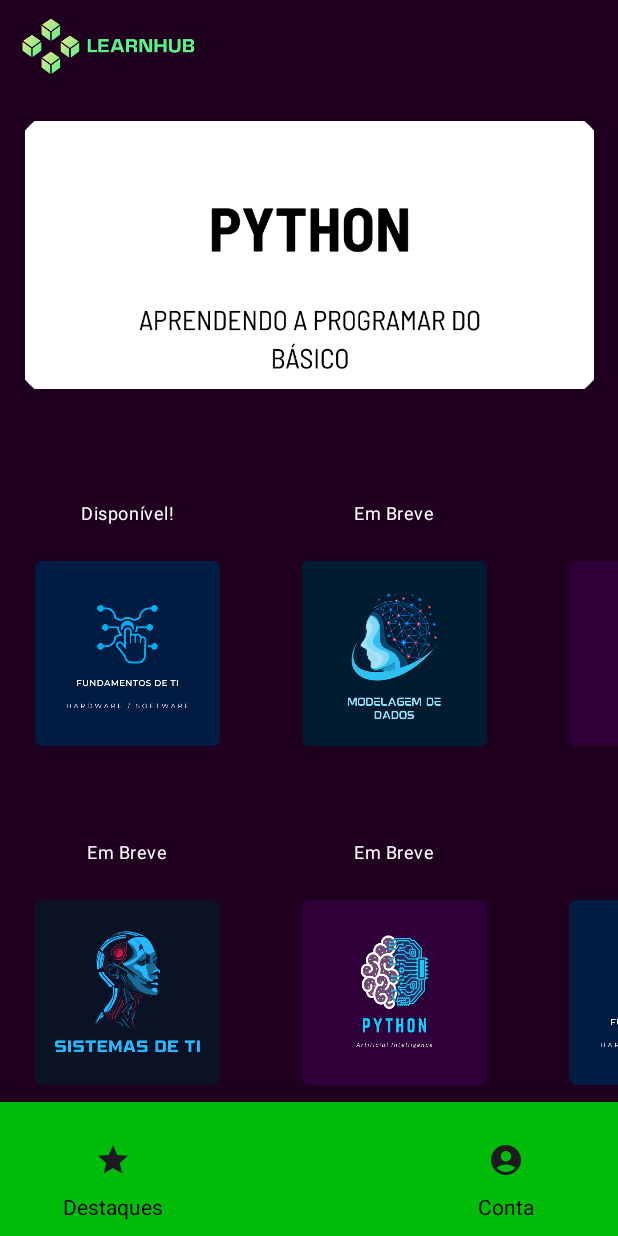
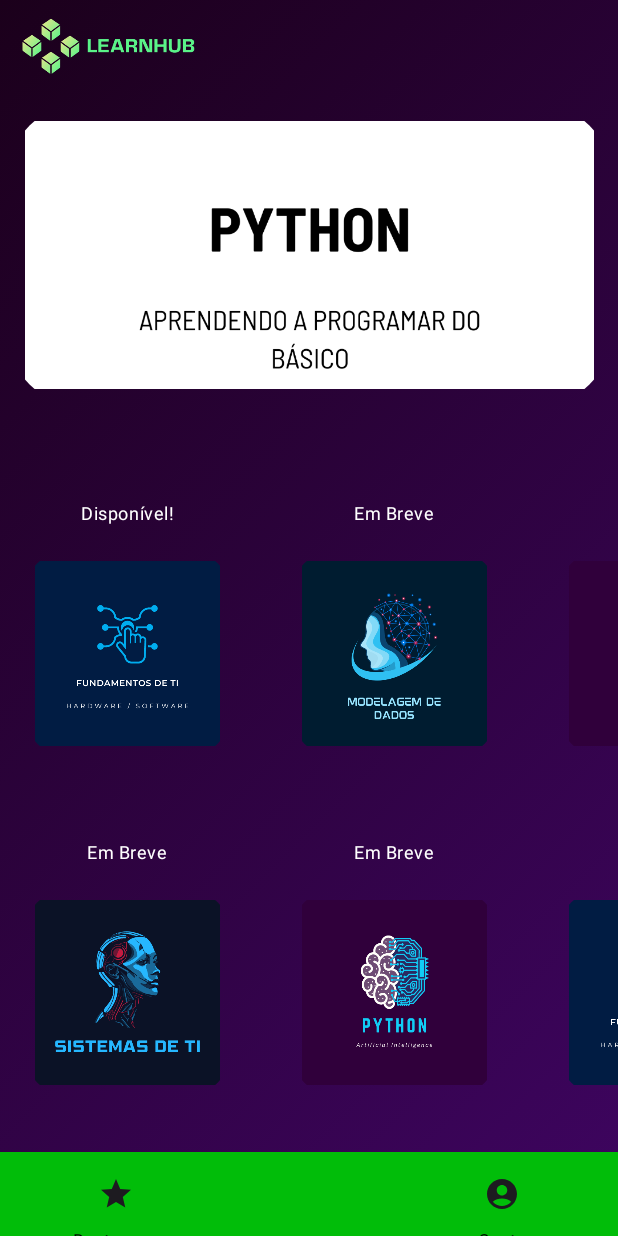
Before and after one commit to Mouthlolses/app_learnhub, an Android app built with Jetpack Compose: the screen it shows after launch (MainActivity), on a phone screen of 412 x 824 dp. Run offline under Robolectric (Android 15) with nearby library versions, the phone set to English and light mode, and no system bars.

Commit message:
continue alterations

```diff
--- a/app/src/main/java/com/example/app_aprendi_v2/MainActivity.kt
+++ b/app/src/main/java/com/example/app_aprendi_v2/MainActivity.kt
@@ -55,6 +55,8 @@ import androidx.compose.ui.Alignment
 import androidx.compose.ui.Modifier
 import androidx.compose.ui.draw.clip
 import androidx.compose.ui.draw.clipToBounds
+import androidx.compose.ui.geometry.Offset
+import androidx.compose.ui.graphics.Brush
 import androidx.compose.ui.graphics.Color
 import androidx.compose.ui.layout.ContentScale
 import androidx.compose.ui.platform.LocalContext
@@ -71,7 +73,6 @@ import androidx.navigation.NavController
 import androidx.navigation.compose.NavHost
 import androidx.navigation.compose.composable
 import androidx.navigation.compose.rememberNavController
-import com.example.app_aprendi_v2.data.local.AppDatabase
 import kotlinx.coroutines.delay
 
 
@@ -95,12 +96,18 @@ class MainActivity : ComponentActivity() {
         val scrollState = rememberScrollState()
 
         Scaffold(
-            bottomBar = { BottomAppBarContent(navController) }
+            bottomBar = { BottomAppBarContent(navController) },
         ) { paddingValues ->
             Column(
                 modifier = Modifier
                     .fillMaxSize()
-                    .background(Color(0xFF1F001F))
+                    .background(
+                        brush = Brush.linearGradient(
+                            colors = listOf(Color(0xFF1B001B), Color(0xFF410566)),
+                            start = Offset(0f, 0f),
+                            end = Offset(1000f, 1000f)
+                        )
+                    )
                     .padding(paddingValues)
                     .padding(0.dp),
             ) {
@@ -171,7 +178,7 @@ class MainActivity : ComponentActivity() {
         ) {
             LazyRow(
                 modifier = Modifier.fillMaxWidth(),
-                contentPadding = PaddingValues(0.dp), // remove padding intern if necessary
+                contentPadding = PaddingValues(0.dp), // remove padding intern
                 horizontalArrangement = Arrangement.Center
             ) {
                 items(images.size) { index ->
@@ -505,28 +512,38 @@ class MainActivity : ComponentActivity() {
     fun BottomAppBarContent(navController: NavController) {
 
         BottomAppBar(
-            modifier = Modifier.height(89.dp),
+            modifier = Modifier
+                .fillMaxWidth()
+                .height(56.dp),
             containerColor = (Color(0xFF01BD09))
         ) {
             Column(
                 horizontalAlignment = Alignment.CenterHorizontally,
+                verticalArrangement = Arrangement.Center,
                 modifier = Modifier.weight(1f)
             ) {
                 IconButton(onClick = { navController.navigate("home") }) {
                     Icon(Icons.Filled.Star, contentDescription = "home")
                 }
-                Text(text = "Destaques", color = Color.Black, modifier = Modifier.padding(0.dp))
+                Text(text = "Destaques",
+                    color = Color.Black,
+                    fontSize = 12.sp,
+                    modifier = Modifier.padding(0.dp))
             }
-            Spacer(modifier = Modifier.width(120.dp))
+            Spacer(modifier = Modifier.width(110.dp))
 
             Column(
                 horizontalAlignment = Alignment.CenterHorizontally,
+                verticalArrangement = Arrangement.Center,
                 modifier = Modifier.weight(1f)
             ) {
                 IconButton(onClick = { navController.navigate("register") }) {
                     Icon(Icons.Filled.AccountCircle, contentDescription = "Register")
                 }
-                Text(text = "Conta", color = Color.Black, modifier = Modifier.padding(0.dp))
+                Text(text = "Conta",
+                    color = Color.Black,
+                    fontSize = 12.sp,
+                    modifier = Modifier.padding(0.dp))
             }
         }
     }
```
